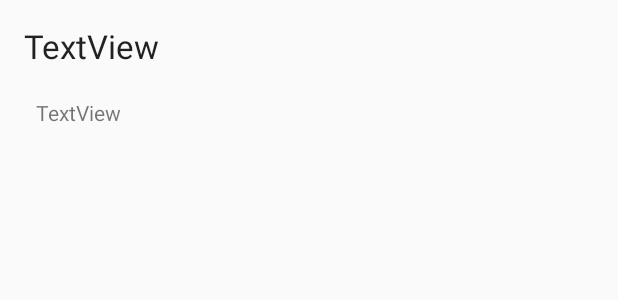
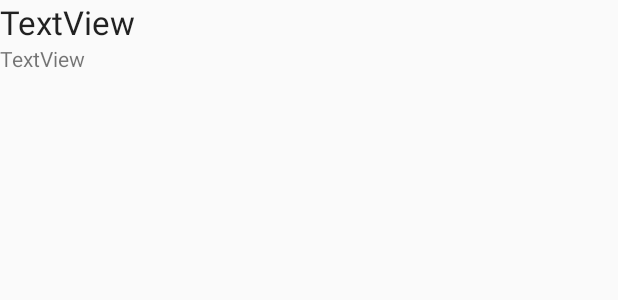
Before and after one commit to AlenDK/Galgespil, an Android app: the layout list_layout.xml on its own in the app's theme, with its tools: preview values and no code run, on a phone screen of 412 x 824 dp. Shown: the top 300 px of the screen. Run offline under Robolectric (Android 15) with nearby library versions, the light colour scheme and no system bars.

Commit message:
Tilføjesle af brugere virker, ændring af score fra int til long da firebase bruger long, forsat testning af at sætte det ind på ListView

```diff
--- a/app/build.gradle
+++ b/app/build.gradle
@@ -26,7 +26,12 @@ android {
 }
 
 dependencies {
+/*  undgå 'com.firebase' - det er et gammelt bibliotek fra FÆR Google opkøbte Firebase:
     implementation 'com.firebase:firebase-client-android:2.5.2'
+
+Brug i stedet f.eks.
+    implementation 'com.google.firebase:firebase-database:16.0.2'
+ */
     implementation fileTree(dir: 'libs', include: ['*.jar'])
     implementation 'com.android.support:appcompat-v7:26.1.0'
     implementation 'com.android.support.constraint:constraint-layout:1.1.3'
--- a/app/src/main/java/e/android/gaglespil/Bruger.java
+++ b/app/src/main/java/e/android/gaglespil/Bruger.java
@@ -4,13 +4,13 @@ public class Bruger {
 
     public String id;
     public String navn;
-    public int score;
+    public long score;
 
     public Bruger() {
 
     }
 
-    public Bruger(String id, String navn, int score) {
+    public Bruger(String id, String navn, long score) {
         this.id = id;
         this.navn = navn;
         this.score = score;
@@ -24,7 +24,7 @@ public class Bruger {
         this.navn = navn;
     }
 
-    public int getScore() {
+    public long getScore() {
         return score;
     }
 
--- a/app/src/main/java/e/android/gaglespil/BrugerList.java
+++ b/app/src/main/java/e/android/gaglespil/BrugerList.java
@@ -9,6 +9,7 @@ import android.view.ViewGroup;
 import android.widget.ArrayAdapter;
 import android.widget.TextView;
 
+import java.util.ArrayList;
 import java.util.List;
 
 public class BrugerList extends  ArrayAdapter<Bruger> {
@@ -35,7 +36,7 @@ public class BrugerList extends  ArrayAdapter<Bruger> {
             Bruger bruger = brugerList.get(position);
 
             nameView.setText(bruger.getNavn());
-            scoreView.setText(bruger.getScore());
+            scoreView.setText("" + bruger.getScore());
 
             return listViewItem;
 
--- a/app/src/main/java/e/android/gaglespil/SelveSpillet.java
+++ b/app/src/main/java/e/android/gaglespil/SelveSpillet.java
@@ -8,7 +8,6 @@ import android.widget.EditText;
 import android.widget.ImageView;
 import android.widget.TextView;
 
-import com.firebase.client.Firebase;
 import com.google.firebase.database.DatabaseReference;
 import com.google.firebase.database.FirebaseDatabase;
 
@@ -108,8 +107,8 @@ public class SelveSpillet extends AppCompatActivity implements View.OnClickListe
 
         if(galgeLogik.erSpilletVundet()) {
             String id = dao.pushBruger();
-            String name = "Lal";
-            int score = 400;
+            String name = "Ll";
+            int score = 10;
             dao.nyHighScore(id , name, score);
 
 
--- a/app/src/main/res/layout/list_layout.xml
+++ b/app/src/main/res/layout/list_layout.xml
@@ -1,17 +1,14 @@
 <?xml version="1.0" encoding="utf-8"?>
-<android.support.constraint.ConstraintLayout
-    xmlns:android="http://schemas.android.com/apk/res/android"
+<android.support.constraint.ConstraintLayout xmlns:android="http://schemas.android.com/apk/res/android"
     xmlns:app="http://schemas.android.com/apk/res-auto"
     xmlns:tools="http://schemas.android.com/tools"
     android:layout_width="match_parent"
-    android:layout_height="match_parent">
+    android:layout_height="wrap_content">
 
     <TextView
         android:id="@+id/navnLayout"
         android:layout_width="wrap_content"
         android:layout_height="wrap_content"
-        android:layout_marginStart="16dp"
-        android:layout_marginTop="16dp"
         android:text="TextView"
         android:textAppearance="@style/Base.TextAppearance.AppCompat.Large"
         app:layout_constraintStart_toStartOf="parent"
@@ -19,10 +16,8 @@
 
     <TextView
         android:id="@+id/scoreLayout"
-        android:layout_width="wrap_content"
-        android:layout_height="wrap_content"
-        android:layout_marginStart="24dp"
-        android:layout_marginTop="20dp"
+        android:layout_width="91dp"
+        android:layout_height="20dp"
         android:text="TextView"
         app:layout_constraintStart_toStartOf="parent"
         app:layout_constraintTop_toBottomOf="@+id/navnLayout" />
```
Also changed, not shown: app/src/main/java/e/android/gaglespil/DAO.java (+6 -1 lines), app/src/main/java/e/android/gaglespil/HighScore.java (+53 -4 lines), app/src/main/java/e/android/gaglespil/HighScoreActivity.java (added, +70 -0 lines).
